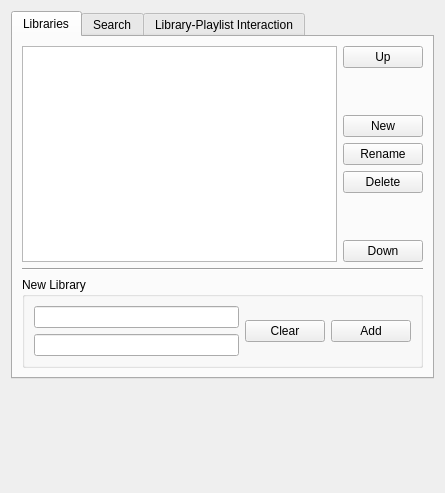
Qt form src/GUI/Preferences/LibraryPreferences/GUI_LibraryPreferences.ui (return42/sayonara) before a commit.
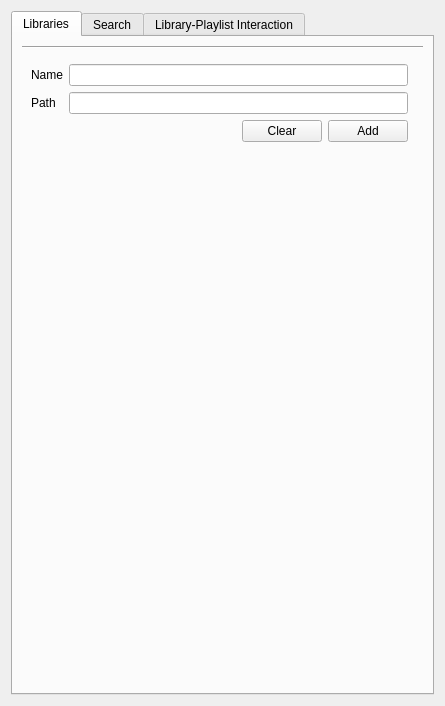
The same form after that commit.

Commit message: directory view multi lib

```diff
--- a/src/GUI/Preferences/LibraryPreferences/GUI_LibraryPreferences.ui
+++ b/src/GUI/Preferences/LibraryPreferences/GUI_LibraryPreferences.ui
@@ -7,7 +7,7 @@
     <x>0</x>
     <y>0</y>
     <width>445</width>
-    <height>493</height>
+    <height>706</height>
    </rect>
   </property>
   <layout class="QGridLayout" name="gridLayout">
@@ -24,6 +24,20 @@
        <string>Libraries</string>
       </attribute>
       <layout class="QGridLayout" name="gridLayout_5">
+       <item row="3" column="0">
+        <widget class="QStackedWidget" name="sw_lib_manager">
+         <property name="currentIndex">
+          <number>1</number>
+         </property>
+         <widget class="QWidget" name="page">
+          <layout class="QGridLayout" name="gridLayout_8">
+           <item row="0" column="0">
+            <widget class="QListView" name="lv_libs">
+             <property name="alternatingRowColors">
+              <bool>true</bool>
+             </property>
+            </widget>
+           </item>
        <item row="0" column="1">
         <layout class="QVBoxLayout" name="verticalLayout_2">
          <item>
@@ -89,37 +103,76 @@
          </item>
         </layout>
        </item>
-       <item row="4" column="0" colspan="2">
-        <widget class="QGroupBox" name="gb_new_library">
-         <property name="title">
-          <string>New Library</string>
-         </property>
-         <layout class="QGridLayout" name="gridLayout_7">
-          <item row="0" column="0">
-           <widget class="QLineEdit" name="le_name"/>
-          </item>
-          <item row="1" column="0">
+          </layout>
+         </widget>
+         <widget class="QWidget" name="page_2">
+          <layout class="QGridLayout" name="gridLayout_9">
+           <item row="1" column="1">
            <widget class="QLineEdit" name="le_path"/>
           </item>
-          <item row="0" column="1" rowspan="2">
+           <item row="1" column="0">
+            <widget class="QLabel" name="lab_path">
+             <property name="text">
+              <string notr="true">Path</string>
+             </property>
+            </widget>
+           </item>
+           <item row="2" column="0" colspan="2">
            <layout class="QGridLayout" name="gridLayout_6">
-            <item row="0" column="0">
+             <item row="0" column="1">
              <widget class="QPushButton" name="btn_clear">
               <property name="text">
                <string>Clear</string>
               </property>
              </widget>
             </item>
-            <item row="0" column="1">
+             <item row="0" column="2">
              <widget class="QPushButton" name="btn_add">
               <property name="text">
                <string>Add</string>
               </property>
              </widget>
             </item>
-           </layout>
-          </item>
-         </layout>
+             <item row="0" column="0">
+              <spacer name="horizontalSpacer">
+               <property name="orientation">
+                <enum>Qt::Horizontal</enum>
+               </property>
+               <property name="sizeHint" stdset="0">
+                <size>
+                 <width>40</width>
+                 <height>20</height>
+                </size>
+               </property>
+              </spacer>
+             </item>
+            </layout>
+           </item>
+           <item row="0" column="0">
+            <widget class="QLabel" name="lab_name">
+             <property name="text">
+              <string notr="true">Name</string>
+             </property>
+            </widget>
+           </item>
+           <item row="0" column="1">
+            <widget class="QLineEdit" name="le_name"/>
+           </item>
+           <item row="3" column="0">
+            <spacer name="verticalSpacer_5">
+             <property name="orientation">
+              <enum>Qt::Vertical</enum>
+             </property>
+             <property name="sizeHint" stdset="0">
+              <size>
+               <width>20</width>
+               <height>40</height>
+              </size>
+             </property>
+            </spacer>
+           </item>
+          </layout>
+         </widget>
         </widget>
        </item>
        <item row="1" column="0" colspan="2">
@@ -129,13 +182,6 @@
          </property>
         </widget>
        </item>
-       <item row="0" column="0">
-        <widget class="QListView" name="lv_libs">
-         <property name="alternatingRowColors">
-          <bool>true</bool>
-         </property>
-        </widget>
-       </item>
       </layout>
      </widget>
      <widget class="QWidget" name="tab_search">
@@ -329,19 +375,6 @@
      </widget>
     </widget>
    </item>
-   <item row="1" column="0">
-    <spacer name="verticalSpacer_5">
-     <property name="orientation">
-      <enum>Qt::Vertical</enum>
-     </property>
-     <property name="sizeHint" stdset="0">
-      <size>
-       <width>20</width>
-       <height>40</height>
-      </size>
-     </property>
-    </spacer>
-   </item>
   </layout>
  </widget>
  <resources/>
```
Lines whose indentation alone changed are shown as unchanged. The commit also changes 104 other files.
